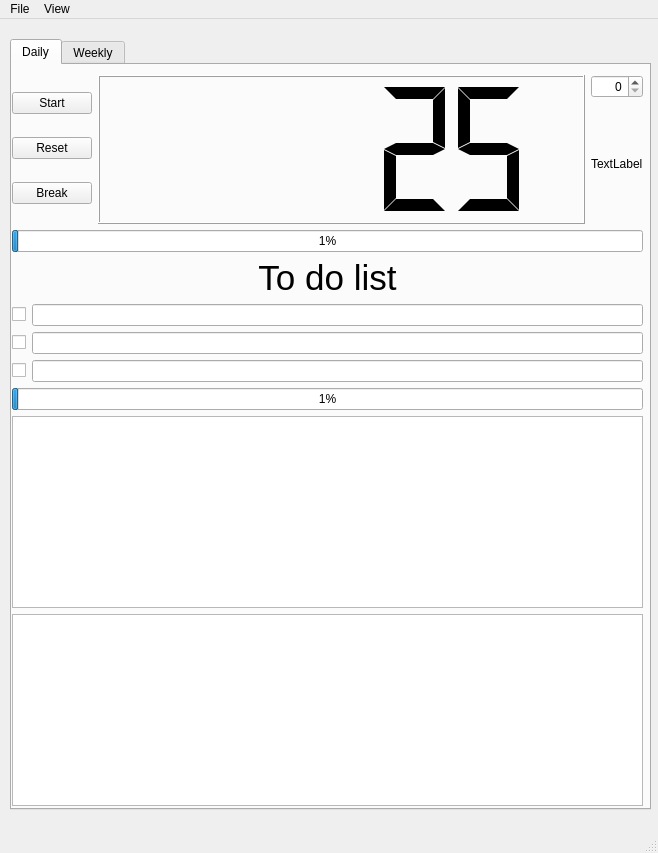
This is timetracker/Dashboard/gui.ui in RupertDodkins/TimeTracker as Qt 5 draws it before an edit. The edited form follows.
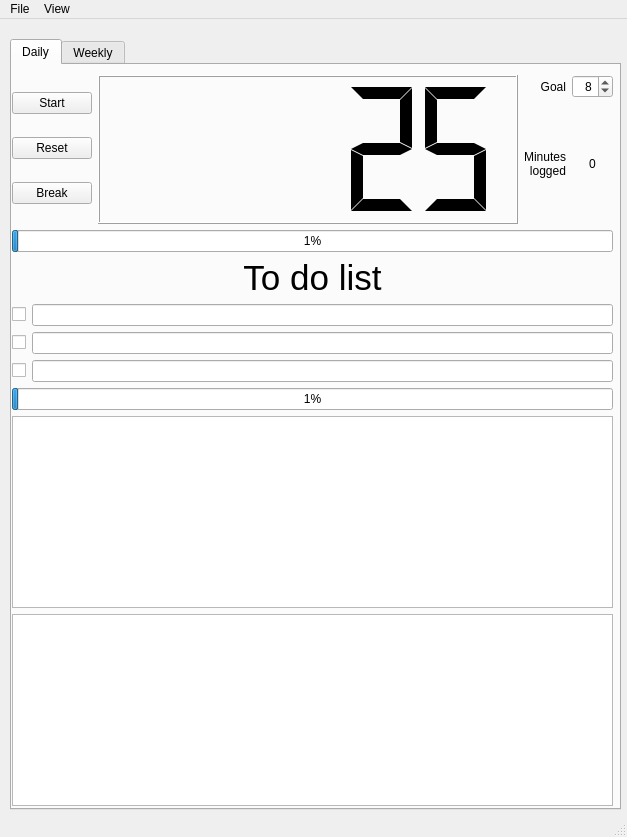
This is the edited form.

Commit message: Pomodoro timer now counts in minutes and has break functionality

Patch:
```diff
--- a/timetracker/Dashboard/gui.ui
+++ b/timetracker/Dashboard/gui.ui
@@ -9,8 +9,8 @@
    <rect>
     <x>0</x>
     <y>0</y>
-    <width>658</width>
-    <height>853</height>
+    <width>627</width>
+    <height>837</height>
    </rect>
   </property>
   <property name="windowTitle">
@@ -22,7 +22,7 @@
      <rect>
       <x>10</x>
       <y>20</y>
-      <width>641</width>
+      <width>611</width>
       <height>771</height>
      </rect>
     </property>
@@ -38,7 +38,7 @@
        <rect>
         <x>0</x>
         <y>10</y>
-        <width>631</width>
+        <width>601</width>
         <height>731</height>
        </rect>
       </property>
@@ -207,6 +207,12 @@
              <pointsize>11</pointsize>
             </font>
            </property>
+           <property name="digitCount">
+            <number>5</number>
+           </property>
+           <property name="mode">
+            <enum>QLCDNumber::Dec</enum>
+           </property>
            <property name="segmentStyle">
             <enum>QLCDNumber::Flat</enum>
            </property>
@@ -218,6 +224,8 @@
          <item>
           <layout class="QVBoxLayout" name="verticalLayout_5">
            <item>
+            <layout class="QGridLayout" name="gridLayout_3">
+             <item row="0" column="3">
             <widget class="QSpinBox" name="spinBox">
              <property name="sizePolicy">
               <sizepolicy hsizetype="Minimum" vsizetype="Fixed">
@@ -228,14 +236,43 @@
              <property name="alignment">
               <set>Qt::AlignRight|Qt::AlignTrailing|Qt::AlignVCenter</set>
              </property>
-            </widget>
-           </item>
-           <item>
+               <property name="value">
+                <number>8</number>
+               </property>
+              </widget>
+             </item>
+             <item row="1" column="3">
+              <widget class="QLabel" name="label_4">
+               <property name="text">
+                <string>0</string>
+               </property>
+               <property name="alignment">
+                <set>Qt::AlignCenter</set>
+               </property>
+              </widget>
+             </item>
+             <item row="1" column="2">
             <widget class="QLabel" name="label_2">
              <property name="text">
-              <string>TextLabel</string>
-             </property>
-            </widget>
+                <string>Minutes
+logged</string>
+               </property>
+               <property name="alignment">
+                <set>Qt::AlignRight|Qt::AlignTrailing|Qt::AlignVCenter</set>
+               </property>
+              </widget>
+             </item>
+             <item row="0" column="2">
+              <widget class="QLabel" name="label_3">
+               <property name="text">
+                <string>Goal</string>
+               </property>
+               <property name="alignment">
+                <set>Qt::AlignRight|Qt::AlignTrailing|Qt::AlignVCenter</set>
+               </property>
+              </widget>
+             </item>
+            </layout>
            </item>
           </layout>
          </item>
@@ -256,7 +293,7 @@
     <rect>
      <x>0</x>
      <y>0</y>
-     <width>658</width>
+     <width>627</width>
      <height>22</height>
     </rect>
    </property>
```
Left out of the diff: 2 changed lines with no effect on the pictures. Lines whose indentation alone changed are shown as unchanged. The commit also changes 1 other file.
